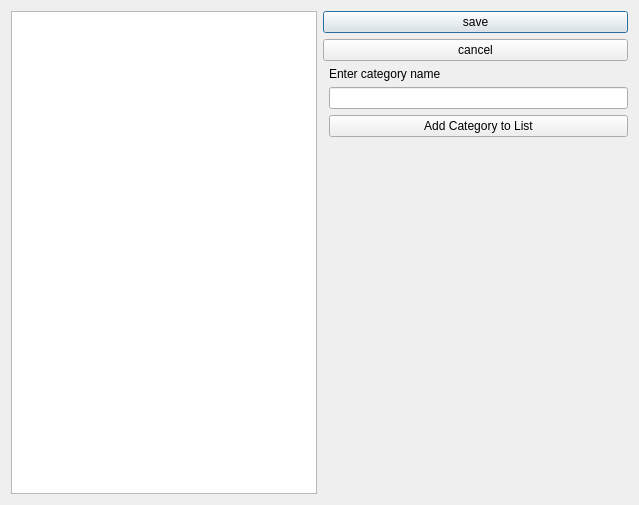
Before: the Qt Designer form categoryDialog.ui in gnamiro/labelingImage, drawn with Qt 5.
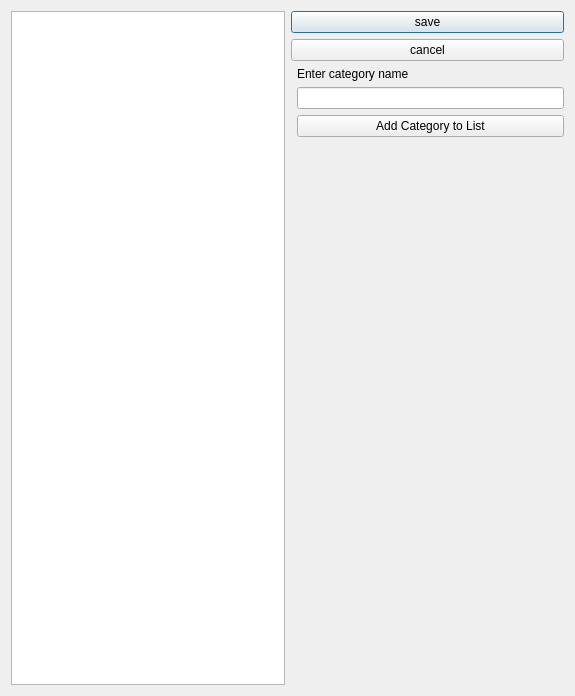
After: the same form once the commit is applied.

Commit message: CHANGE: change main layout appearance

The edit to the form file:
```diff
--- a/categoryDialog.ui
+++ b/categoryDialog.ui
@@ -6,8 +6,8 @@
    <rect>
     <x>0</x>
     <y>0</y>
-    <width>639</width>
-    <height>505</height>
+    <width>575</width>
+    <height>696</height>
    </rect>
   </property>
   <property name="windowTitle">
@@ -66,6 +66,19 @@
        </property>
       </widget>
      </item>
+     <item row="3" column="1">
+      <spacer name="verticalSpacer">
+       <property name="orientation">
+        <enum>Qt::Vertical</enum>
+       </property>
+       <property name="sizeHint" stdset="0">
+        <size>
+         <width>20</width>
+         <height>40</height>
+        </size>
+       </property>
+      </spacer>
+     </item>
     </layout>
    </item>
    <item row="0" column="0" rowspan="2">
```
The commit also changes 4 other files.
